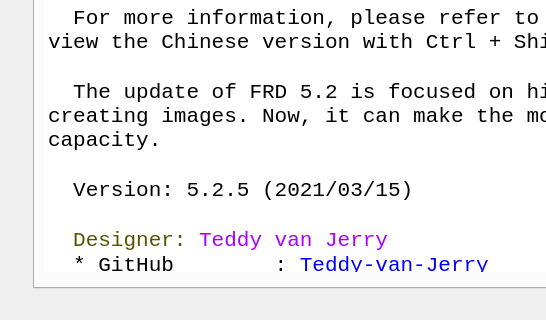
This is mainwindow.ui in Teddy-van-Jerry/Fractal_Designer as Qt 5 draws it before an edit; both pictures show x 0 to 546 and y 380 to 700 of the 1000 by 700 pixel window. The edited form follows.
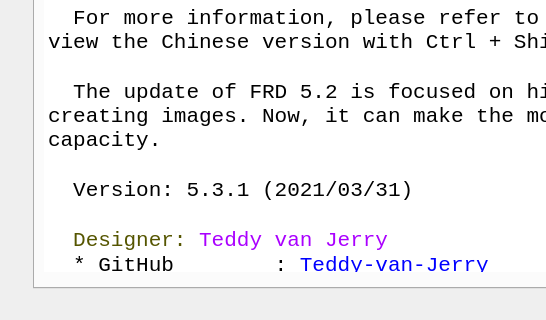
This is the edited form. The open tabs and pages were chosen to show the change. Icons and pictures are not drawn.

Patch:
```diff
--- a/mainwindow.ui
+++ b/mainwindow.ui
@@ -110,7 +110,7 @@
 &lt;p style=&quot;-qt-paragraph-type:empty; margin-top:0px; margin-bottom:0px; margin-left:0px; margin-right:0px; -qt-block-indent:0; text-indent:0px; font-size:16pt;&quot;&gt;&lt;br /&gt;&lt;/p&gt;
 &lt;p style=&quot; margin-top:0px; margin-bottom:0px; margin-left:0px; margin-right:0px; -qt-block-indent:0; text-indent:0px;&quot;&gt;&lt;span style=&quot; font-size:16pt;&quot;&gt;  The update of FRD 5.2 is focused on higher efficiency of creating images. Now, it can make the most of the CPU capacity.&lt;/span&gt;&lt;/p&gt;
 &lt;p style=&quot;-qt-paragraph-type:empty; margin-top:0px; margin-bottom:0px; margin-left:0px; margin-right:0px; -qt-block-indent:0; text-indent:0px; font-size:16pt;&quot;&gt;&lt;br /&gt;&lt;/p&gt;
-&lt;p style=&quot; margin-top:0px; margin-bottom:0px; margin-left:0px; margin-right:0px; -qt-block-indent:0; text-indent:0px;&quot;&gt;&lt;span style=&quot; font-size:16pt;&quot;&gt;  Version: 5.2.5 (2021/03/15)&lt;/span&gt;&lt;/p&gt;
+&lt;p style=&quot; margin-top:0px; margin-bottom:0px; margin-left:0px; margin-right:0px; -qt-block-indent:0; text-indent:0px;&quot;&gt;&lt;span style=&quot; font-size:16pt;&quot;&gt;  Version: 5.3.1 (2021/03/31)&lt;/span&gt;&lt;/p&gt;
 &lt;p style=&quot;-qt-paragraph-type:empty; margin-top:0px; margin-bottom:0px; margin-left:0px; margin-right:0px; -qt-block-indent:0; text-indent:0px; font-size:16pt;&quot;&gt;&lt;br /&gt;&lt;/p&gt;
 &lt;p style=&quot; margin-top:0px; margin-bottom:0px; margin-left:0px; margin-right:0px; -qt-block-indent:0; text-indent:0px;&quot;&gt;&lt;span style=&quot; font-size:16pt;&quot;&gt;  &lt;/span&gt;&lt;span style=&quot; font-size:16pt; color:#555500;&quot;&gt;Designer: &lt;/span&gt;&lt;span style=&quot; font-size:16pt; color:#aa00ff;&quot;&gt;Teddy van Jerry&lt;/span&gt;&lt;/p&gt;
 &lt;p style=&quot; margin-top:0px; margin-bottom:0px; margin-left:0px; margin-right:0px; -qt-block-indent:0; text-indent:0px;&quot;&gt;&lt;span style=&quot; font-size:16pt; color:#aa00ff;&quot;&gt;  &lt;/span&gt;&lt;span style=&quot; font-size:16pt; color:#000000;&quot;&gt;* GitHub        : &lt;/span&gt;&lt;a href=&quot;https://github.com/Teddy-van-Jerry&quot;&gt;&lt;span style=&quot; font-size:16pt; text-decoration: underline; color:#0000ff;&quot;&gt;Teddy-van-Jerry&lt;/span&gt;&lt;/a&gt;&lt;/p&gt;
```
Left out of the diff: 59 changed lines with no effect on the pictures.
